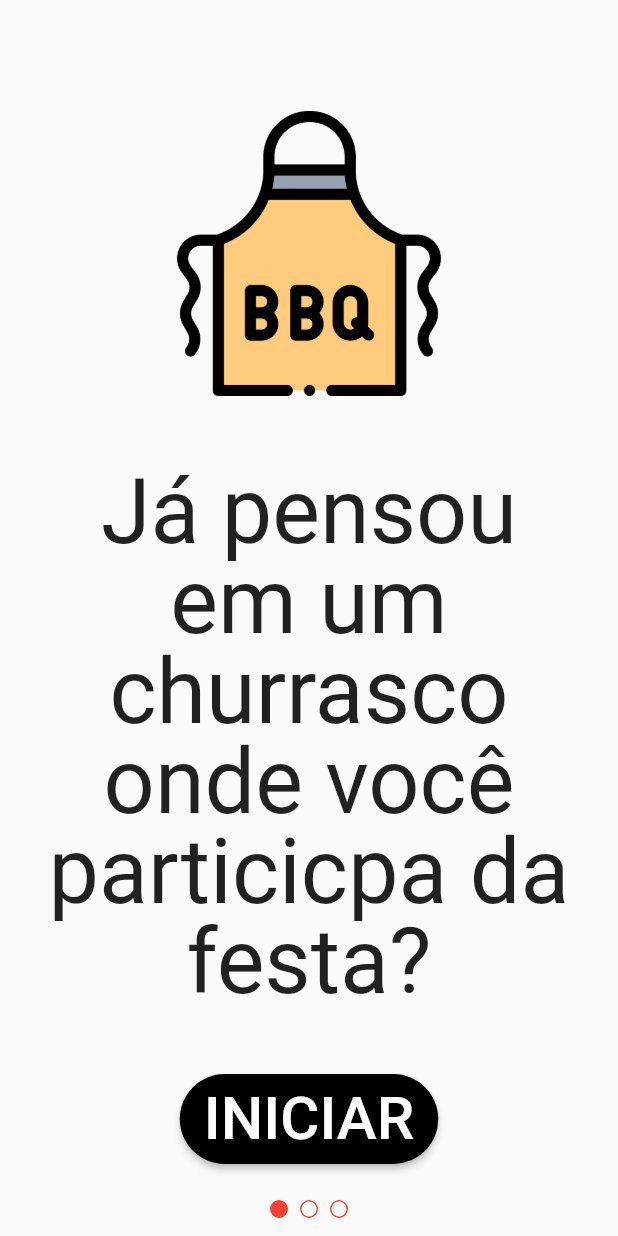
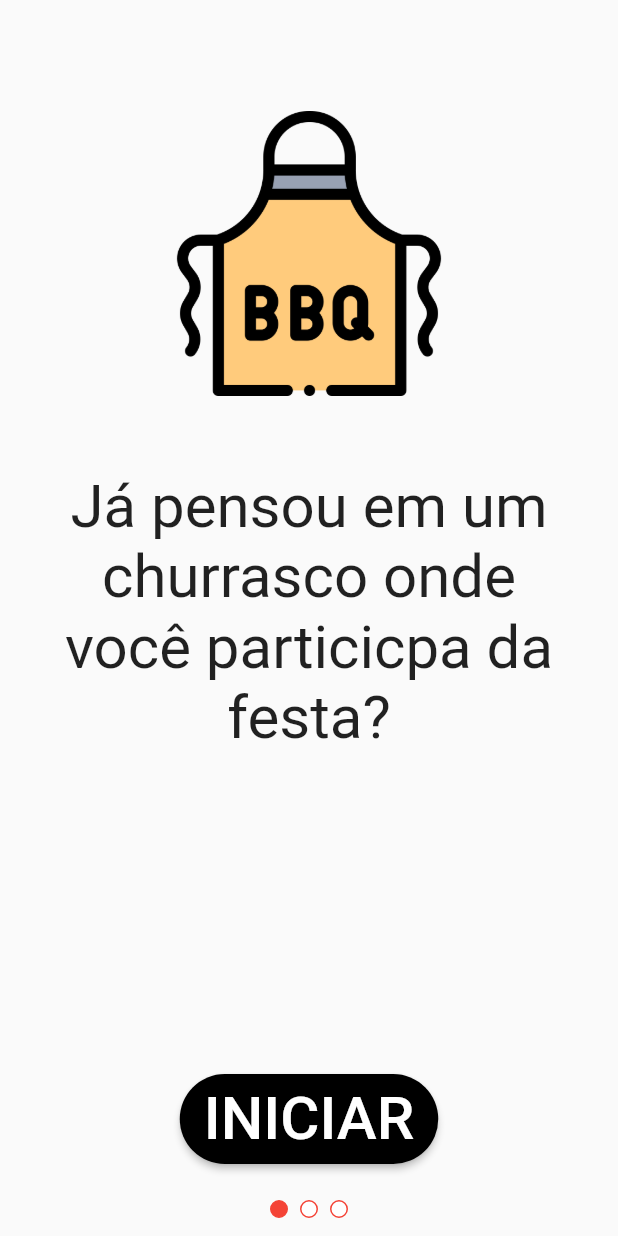
Before and after one commit to SmartMeat-UnB/smartmeat, a Flutter app: the screen it shows after launch, on a phone screen of 412 x 824 dp. Run offline on Flutter 3.47's test engine with Material 2 defaults, Android fonts, the phone set to English and light mode, and no system bars; drawn by our look-alikes of auto_size_text; our stand-ins replace image_cropper, image_picker, shared_preferences; missing offline and left inert: adhara_socket_io, system_setting.

Commit message:
Fix font size

```diff
--- a/lib/screens/intro.dart
+++ b/lib/screens/intro.dart
@@ -1,5 +1,6 @@
 import 'package:SmartMeat/screens/tutorialWifi.dart';
 import 'package:flutter/material.dart';
+import 'package:auto_size_text/auto_size_text.dart';
 
 class WelcomePage extends StatelessWidget {
   @override
@@ -88,7 +89,6 @@ class ChoiceCard extends StatelessWidget {
   Widget build(BuildContext context) {
     return
       Center(
-
         child: Column(
           mainAxisSize: MainAxisSize.max,
           crossAxisAlignment: CrossAxisAlignment.center,
@@ -101,7 +101,15 @@ class ChoiceCard extends StatelessWidget {
                         ),
             SizedBox(height: 50,),
 
-            Text(choice.text, style: TextStyle(height: 1, fontSize: 60), textAlign: TextAlign.center,),
+            Expanded(
+              child: AutoSizeText(
+                choice.text,
+                presetFontSizes: [40.0, 20.0, 14.0],
+                maxLines: 4,
+                overflow: TextOverflow.ellipsis,
+                textAlign: TextAlign.center,
+              )
+            ),
           ],
         ),
       );
```
